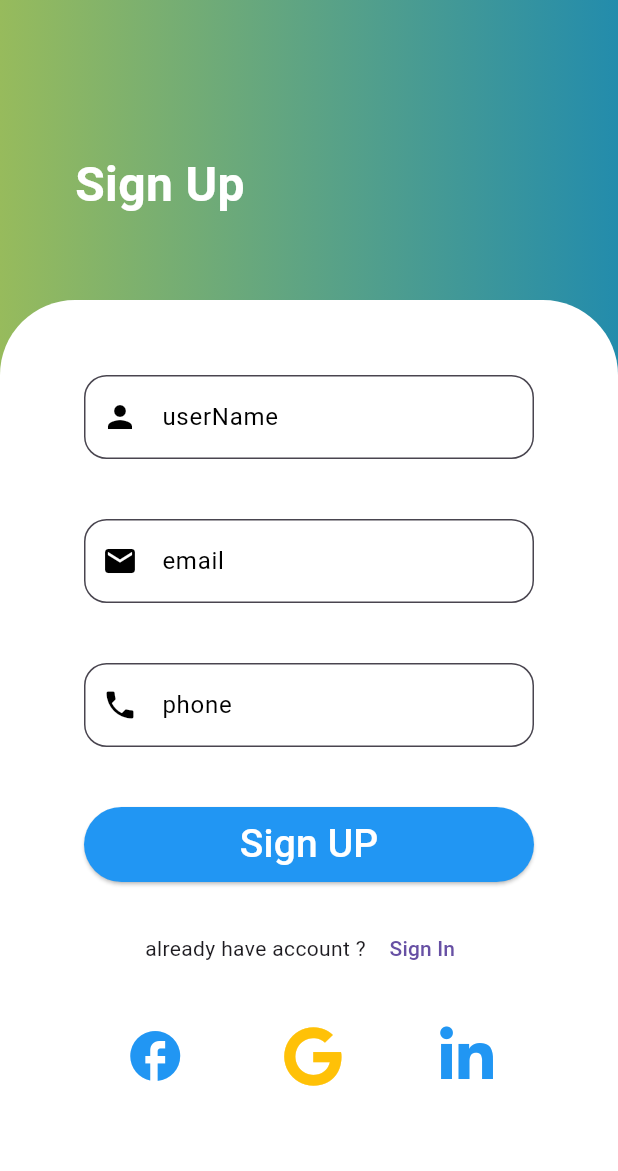
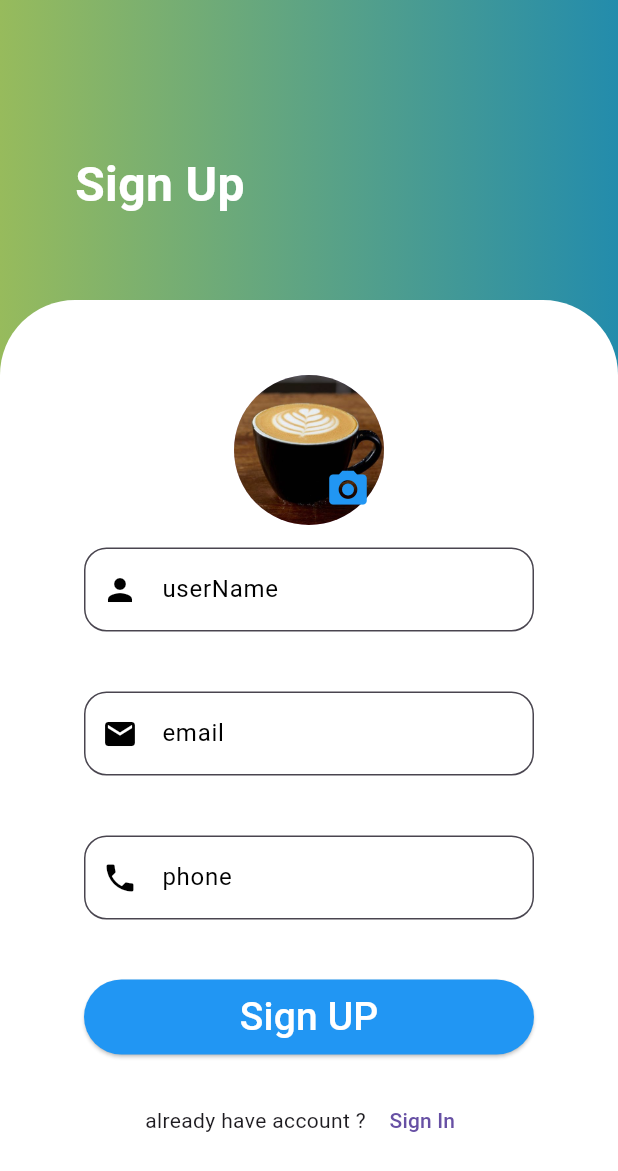
Before and after one commit to alilotfy4321/coffi_shop1, a Flutter app: the RegisterScreen screen opened directly, on a phone screen of 412 x 824 dp. Shown: the top 1171 px of the screen. Run offline on Flutter 3.47's test engine with Material 3 defaults, Android fonts, the phone set to English and light mode, and no system bars; our stand-ins replace animated_splash_screen, dio, flutter_bloc, font_awesome_flutter, geocoding, google_maps_flutter and 3 more; accounts and stored records are empty.

Commit message:
add  dynamic pic profile image to sign up screen

```diff
--- a/lib/controll/coffie_shop_cubit.dart
+++ b/lib/controll/coffie_shop_cubit.dart
@@ -2,15 +2,14 @@
 
 import 'package:coffi_shop/core/api/api_comsumer.dart';
 import 'package:coffi_shop/core/api/endPoints.dart';
-import 'package:coffi_shop/core/errors/error_model.dart';
 import 'package:coffi_shop/core/errors/exeptions.dart';
 import 'package:coffi_shop/localCache/charedPreference.dart';
 import 'package:coffi_shop/model/gridModel.dart';
 import 'package:coffi_shop/model/signInModel.dart';
 import 'package:flutter/material.dart';
 import 'package:flutter_bloc/flutter_bloc.dart';
+import 'package:image_picker/image_picker.dart';
 import 'package:jwt_decoder/jwt_decoder.dart';
-import 'package:shared_preferences/shared_preferences.dart';
 
 import '../view/dash_board/cardScreen/card_screen.dart';
 import '../view/dash_board/favoriteScreen/favorite.dart';
@@ -47,8 +46,10 @@ class CoffieShopCubit extends Cubit<CoffieShopStates> {
       user = SignInModel.fromJson(response);
       decodedToken = JwtDecoder.decode(user!.token);
       decodedTokenId = decodedToken['id'];
-      SharedPreferencesHelper.saveSharedPrefData(key:'token',value: decodedToken);
-      SharedPreferencesHelper.saveSharedPrefData(key:'token',value: decodedTokenId);
+      SharedPreferencesHelper.saveSharedPrefData(
+          key: 'token', value: decodedToken);
+      SharedPreferencesHelper.saveSharedPrefData(
+          key: 'token', value: decodedTokenId);
       emit(SignInSuccsessState());
     } on ServerExeptions catch (e) {
       emit(SignInErrorState(e.errorModel.errorMessage));
@@ -60,6 +61,12 @@ class CoffieShopCubit extends Cubit<CoffieShopStates> {
   TextEditingController signUpUserName = TextEditingController();
   TextEditingController signUPEmail = TextEditingController();
   TextEditingController signUpPhone = TextEditingController();
+  //----
+  XFile? profilePic;
+  uploadProfilePic(XFile image) {
+    profilePic = image;
+    emit(UploadProfilePicState());
+  }
 
   //---------------test login------
   bool checkLoginValidData(var userName, var password) {
--- a/lib/controll/coffie_shop_state.dart
+++ b/lib/controll/coffie_shop_state.dart
@@ -13,6 +13,7 @@ class SignInLoadingState extends CoffieShopStates {}
 
 class SignInSuccsessState extends CoffieShopStates {}
 
+
 class SignInErrorState extends CoffieShopStates {
   final error;
   SignInErrorState(this.error);
@@ -27,6 +28,7 @@ class SignUPErrorState extends CoffieShopStates {
     final error;
   SignUPErrorState(this.error);
 }
+class UploadProfilePicState extends CoffieShopStates {}
 
 //----------------------------------bottomNaveBar-----------
 class BottomNavBarchangeIndexState extends CoffieShopStates {}
--- /dev/null
+++ b/lib/view/authntication/register_module/picProfilePicwidget.dart
@@ -0,0 +1,50 @@
+// ignore_for_file: prefer_const_constructors, use_key_in_widget_constructors, unused_local_variable
+
+import 'dart:io';
+
+import 'package:coffi_shop/controll/coffie_shop_cubit.dart';
+import 'package:flutter/material.dart';
+import 'package:flutter/widgets.dart';
+import 'package:flutter_bloc/flutter_bloc.dart';
+import 'package:image_picker/image_picker.dart';
+
+class PicprofilePicWidget extends StatelessWidget {
+  @override
+  Widget build(BuildContext context) {
+    return BlocBuilder<CoffieShopCubit, CoffieShopStates>(
+      builder: (context, state) {
+        var cubit = CoffieShopCubit.get(context);
+
+        return Stack(children: [
+          // Circular Avatar
+          (cubit.profilePic==null)?CircleAvatar(
+            radius: 50,
+            backgroundImage: AssetImage('assets/images/coffie/1.jpg'),
+          ):CircleAvatar(
+            radius: 50,
+            backgroundImage: FileImage(File(cubit.profilePic!.path)),
+          ),
+          // Camera Icon Button
+          Positioned(
+            bottom: 0,
+            right: 0,
+            child: IconButton(
+              icon: Icon(
+                Icons.camera_alt,
+                color: Colors.blue,
+                size: 30,
+              ),
+              onPressed: () {
+                ImagePicker()
+                    .pickImage(source: ImageSource.gallery)
+                    .then((value) {
+                  cubit.uploadProfilePic(value!);
+                });
+              },
+            ),
+          ),
+        ]);
+      },
+    );
+  }
+}
--- a/lib/view/authntication/register_module/register_screen.dart
+++ b/lib/view/authntication/register_module/register_screen.dart
@@ -1,7 +1,9 @@
 //-----------// ignore_for_file: no_leading_underscores_for_local_identifiers, prefer_const_constructors, prefer_const_literals_to_create_immutables, sort_child_properties_last, must_be_immutable
 
-// ignore_for_file: prefer_const_constructors, must_be_immutable, sort_child_properties_last, prefer_const_constructors_in_immutables
+// ignore_for_file: prefer_const_constructors, must_be_immutable, sort_child_properties_last, prefer_const_constructors_in_immutables, prefer_const_literals_to_create_immutables
 
+import 'package:coffi_shop/customWidgets/hvSpaces.dart';
+import 'package:coffi_shop/view/authntication/register_module/picProfilePicwidget.dart';
 import 'package:coffi_shop/view/authntication/register_module/register_form.dart';
 import 'package:flutter/material.dart';
 import 'package:flutter_bloc/flutter_bloc.dart';
@@ -58,7 +60,13 @@ class RegisterScreen extends StatelessWidget {
                   child: Padding(
                     padding: const EdgeInsets.all(50.0),
                     child: SingleChildScrollView(
-                      child: RegisterForm(),
+                      child: Column(
+                        children: [
+                          PicprofilePicWidget(),
+                          vSpace(15),
+                          RegisterForm(),
+                        ],
+                      ),
                     ),
                   ),
                 ),
--- a/lib/view/dash_board/homeScreen/gridCategores/parentProductGrid.dart
+++ b/lib/view/dash_board/homeScreen/gridCategores/parentProductGrid.dart
@@ -1,8 +1,8 @@
 // ignore_for_file: prefer_const_constructors, prefer_const_literals_to_create_immutables, must_be_immutable, unnecessary_string_interpolations, unnecessary_null_comparison, unused_local_variable
 
 import 'package:coffi_shop/constants/app_dimentions.dart';
-import 'package:coffi_shop/constants/navigation.dart';
 import 'package:coffi_shop/controll/coffie_shop_cubit.dart';
+import 'package:coffi_shop/customWidgets/navigation.dart';
 import 'package:coffi_shop/model/gridModel.dart';
 import 'package:coffi_shop/view/dash_board/homeScreen/selectedDrinkUsingStack.dart';
 import 'package:flutter/material.dart';
```
Also changed, not shown: lib/view/authntication/welcome_screen.dart (+5 -2 lines), pubspec.yaml (+4 -3 lines), pubspec.lock, 3 other files.
